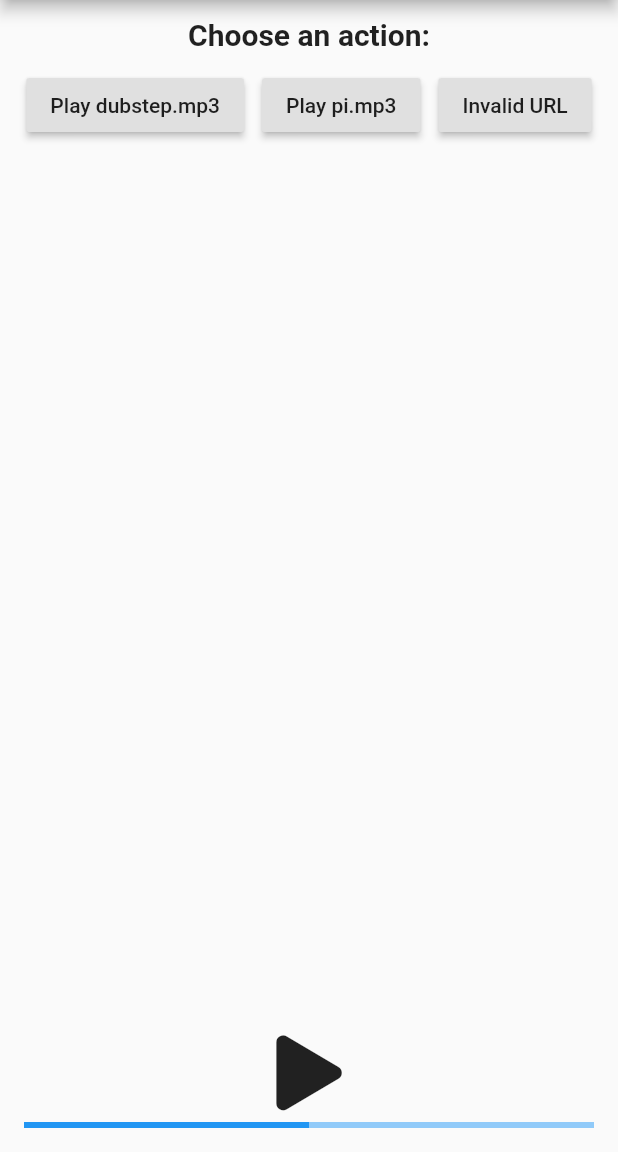
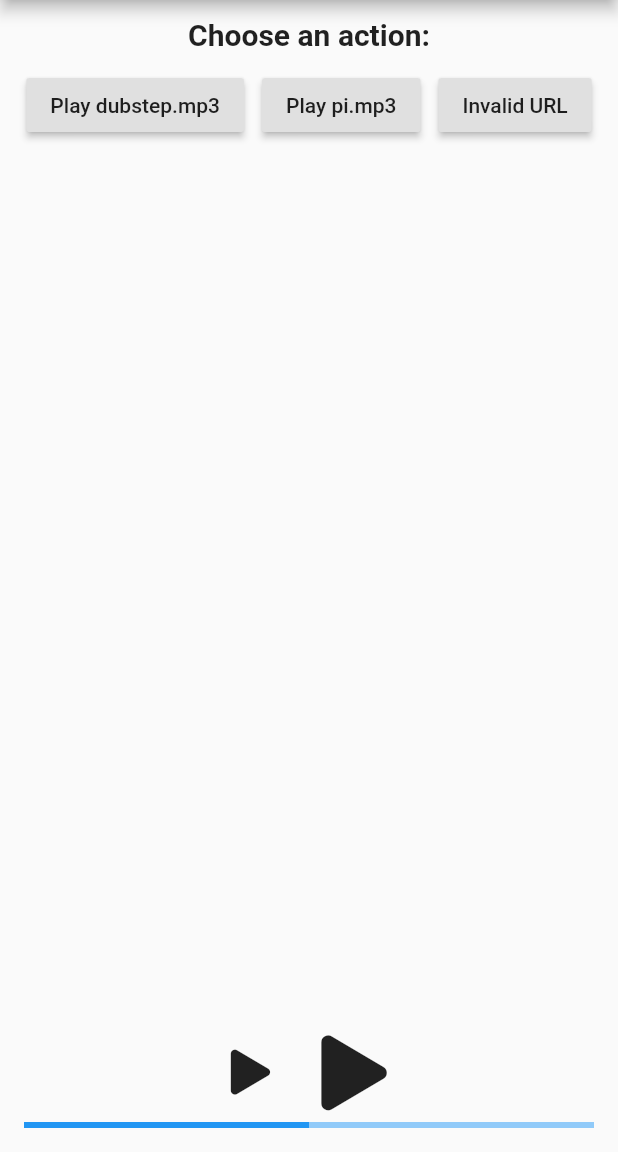
Before and after one commit to 2find/stereo, a Flutter app: the screen it shows after launch, on a phone screen of 412 x 824 dp, the part 84-1236 px from its top. Run offline on Flutter 3.47's test engine with Material 2 defaults, Android fonts, the phone set to English and light mode, and no system bars; our stand-ins replace font_awesome_flutter.

Commit message:
[All] Added play() method and done some cleanup (#13)

```diff
--- a/example/lib/media_player_widget.dart
+++ b/example/lib/media_player_widget.dart
@@ -27,10 +27,20 @@ class _MediaPlayerState extends State<MediaPlayerWidget> {
   @override
   Widget build(BuildContext context) {
     return new Column(children: <Widget>[
-      new IconButton(
-          icon: _isPlaying ? _pauseIcon : _playIcon,
-          iconSize: 50.0,
-          onPressed: () => _togglePlaying()),
+      new Wrap(
+        alignment: WrapAlignment.spaceAround,
+        crossAxisAlignment: WrapCrossAlignment.center,
+        spacing: 12.0,
+        runSpacing: 8.0,
+        children: <Widget>[
+          new IconButton(
+              icon: _playIcon, iconSize: 30.0, onPressed: () => _stereo.play()),
+          new IconButton(
+              icon: _isPlaying ? _pauseIcon : _playIcon,
+              iconSize: 50.0,
+              onPressed: () => _togglePlaying())
+        ],
+      ),
       new LinearProgressIndicator(value: 0.5)
     ]);
   }
```
Also changed, not shown: src/lib/stereo.dart (+15 -5 lines), 4 other files.
